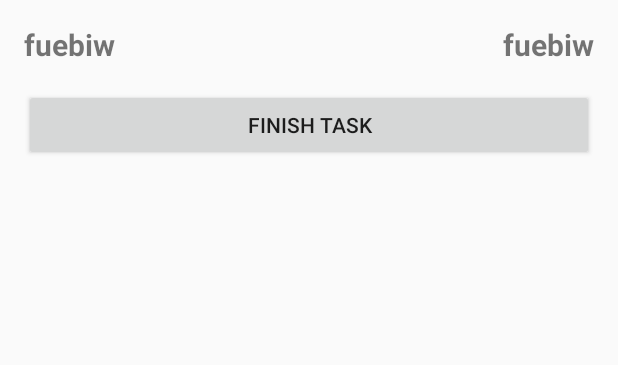
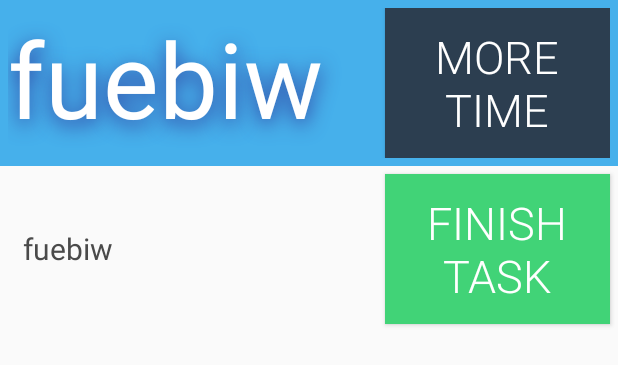
Before and after one commit to neelmehta247/Hack4Health, an Android app: the layout main_rv_active.xml on its own in the app's theme, with its tools: preview values and no code run, on a phone screen of 412 x 824 dp. Shown: the top 365 px of the screen. Run offline under Robolectric (Android 15) with nearby library versions, the phone set to English and light mode, and no system bars.

Commit message:
UI Changes.

```diff
--- a/Android/Hack4Health/app/src/main/java/me/neelmehta/hack4health/MainRVActiveViewholder.java
+++ b/Android/Hack4Health/app/src/main/java/me/neelmehta/hack4health/MainRVActiveViewholder.java
@@ -4,6 +4,7 @@ import android.os.CountDownTimer;
 import android.support.v7.widget.RecyclerView;
 import android.view.View;
 import android.widget.Button;
+import android.widget.LinearLayout;
 import android.widget.TextView;
 
 /**
@@ -13,11 +14,13 @@ import android.widget.TextView;
 public class MainRVActiveViewholder extends RecyclerView.ViewHolder {
     TextView title, time_remaining;
     Button finishTaskButton;
+    LinearLayout linearLayout;
     CountDownTimer countDownTimer;
 
     public MainRVActiveViewholder(View itemView) {
         super(itemView);
         title = (TextView) itemView.findViewById(R.id.item_title);
+        linearLayout = (LinearLayout) itemView.findViewById(R.id.timeBackground);
         time_remaining = (TextView) itemView.findViewById(R.id.time_remaining);
         finishTaskButton = (Button) itemView.findViewById(R.id.finishButton);
     }
--- a/Android/Hack4Health/app/src/main/res/layout/main_rv_active.xml
+++ b/Android/Hack4Health/app/src/main/res/layout/main_rv_active.xml
@@ -8,44 +8,67 @@
     android:orientation="vertical"
     android:paddingBottom="10dp">
 
-    <RelativeLayout
-        android:layout_width="wrap_content"
+    <LinearLayout
+        android:id="@+id/timeBackground"
+        android:layout_width="match_parent"
         android:layout_height="wrap_content"
+        android:background="#46B0EB"
         android:orientation="horizontal"
-        android:padding="16dp">
+        android:padding="5dp">
+
+        <TextView
+            android:id="@+id/time_remaining"
+            android:layout_width="0dp"
+            android:layout_height="wrap_content"
+            android:layout_weight="1"
+            android:ellipsize="end"
+            android:maxLines="1"
+            android:shadowColor="@color/colorPrimaryDark"
+            android:shadowDy="5"
+            android:shadowRadius="17"
+            android:text="fuebiw"
+            android:textColor="#fff"
+            android:textSize="70sp" />
+
+        <Button
+            android:layout_width="150dp"
+            android:layout_height="100dp"
+            android:layout_gravity="center"
+            android:background="#2C3E50"
+            android:fontFamily="sans-serif-light"
+            android:text="More Time"
+            android:textColor="#fff"
+            android:textSize="30sp" />
+    </LinearLayout>
+
+    <LinearLayout
+        android:layout_width="match_parent"
+        android:layout_height="wrap_content"
+        android:clipToPadding="false"
+        android:orientation="horizontal"
+        android:padding="5dp">
 
         <TextView
             android:id="@+id/item_title"
-            android:layout_width="wrap_content"
+            android:layout_width="0dp"
             android:layout_height="wrap_content"
-            android:layout_alignParentLeft="true"
-            android:layout_alignParentStart="true"
+            android:layout_gravity="center_vertical"
+            android:layout_weight="1"
             android:ellipsize="end"
             android:maxLines="1"
+            android:padding="10dp"
             android:text="fuebiw"
-            android:textSize="20sp"
-            android:textStyle="bold" />
+            android:textColor="#4A4A4A"
+            android:textSize="20sp" />
 
-        <TextView
-            android:id="@+id/time_remaining"
-            android:layout_width="wrap_content"
-            android:layout_height="wrap_content"
-            android:layout_alignParentEnd="true"
-            android:layout_alignParentRight="true"
-            android:ellipsize="end"
-            android:maxLines="1"
-            android:text="fuebiw"
-            android:textSize="20sp"
-            android:textStyle="bold" />
-    </RelativeLayout>
-
-    <Button
-        android:id="@+id/finishButton"
-        android:layout_width="match_parent"
-        android:layout_height="wrap_content"
-        android:layout_marginEnd="16dp"
-        android:layout_marginLeft="16dp"
-        android:layout_marginRight="16dp"
-        android:layout_marginStart="16dp"
-        android:text="Finish Task" />
+        <Button
+            android:id="@+id/finishButton"
+            android:layout_width="150dp"
+            android:layout_height="100dp"
+            android:background="#41D377"
+            android:fontFamily="sans-serif-light"
+            android:text="Finish Task"
+            android:textColor="#fff"
+            android:textSize="30sp" />
+    </LinearLayout>
 </LinearLayout>
--- a/Android/Hack4Health/app/src/main/res/values/styles.xml
+++ b/Android/Hack4Health/app/src/main/res/values/styles.xml
@@ -3,8 +3,8 @@
     <!-- Base application theme. -->
     <style name="AppTheme" parent="Theme.AppCompat.Light.DarkActionBar">
         <!-- Customize your theme here. -->
-        <item name="colorPrimary">@color/colorPrimary</item>
-        <item name="colorPrimaryDark">@color/colorPrimaryDark</item>
+        <item name="colorPrimary">#212121</item>
+        <item name="colorPrimaryDark">#000</item>
         <item name="colorAccent">@color/colorAccent</item>
     </style>
 
```
Also changed, not shown: Android/Hack4Health/app/src/main/java/me/neelmehta/hack4health/MainRecyclerAdapter.java (+9 -1 lines), Android/Hack4Health/app/src/main/res/layout/main_rv_inactive.xml (+11 -11 lines).
